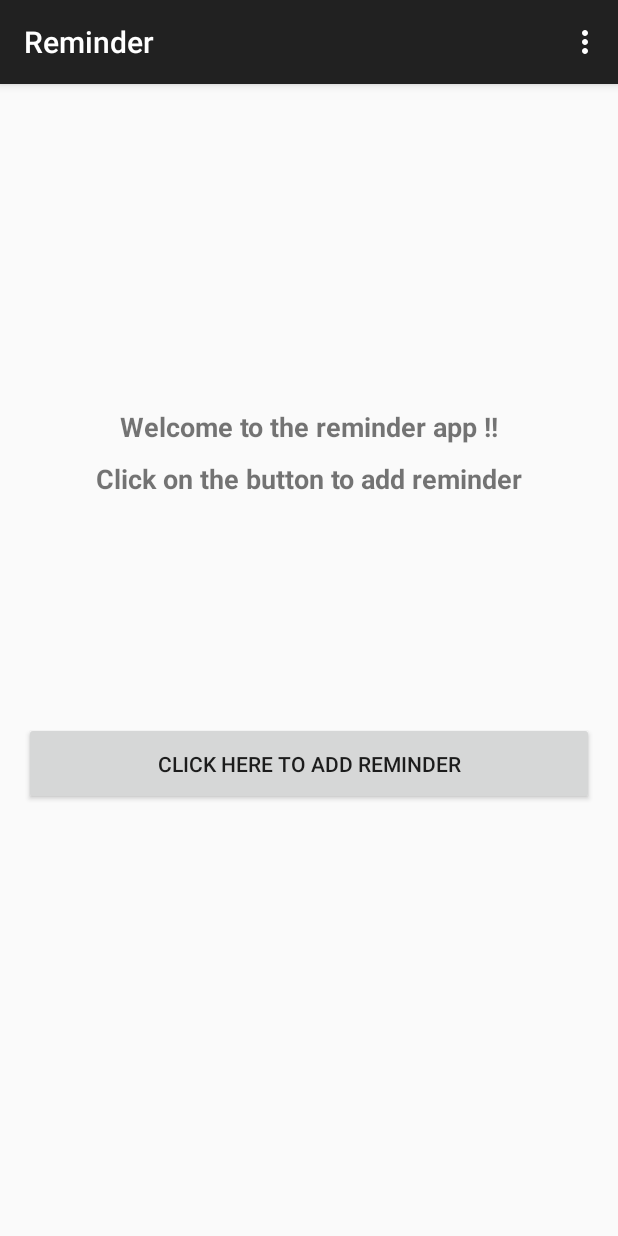
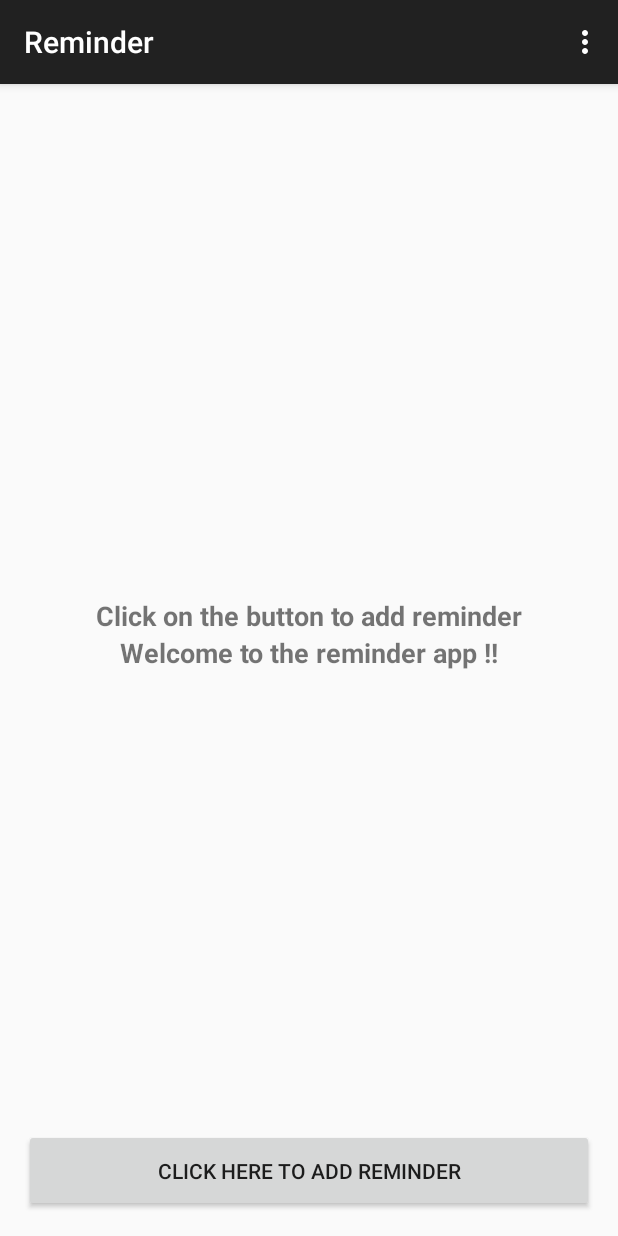
Before and after one commit to Abhilash-Mandlekar/LocationBasedReminder, an Android app: the screen it shows after launch (MainActivity), on a phone screen of 412 x 824 dp. Run offline under Robolectric (Android 15) with nearby library versions, the phone set to English and light mode, and no system bars.

Commit message:
optimised Layout
Optimised Layout to support multiple devices

```diff
--- a/app/src/main/java/com/example/abhilash/reminder/MainActivity.java
+++ b/app/src/main/java/com/example/abhilash/reminder/MainActivity.java
@@ -1,13 +1,10 @@
 package com.example.abhilash.reminder;
 
+import android.os.Bundle;
 import android.support.v7.app.ActionBarActivity;
-import android.os.Bundle;
-import android.support.v7.app.AppCompatActivity;
 import android.view.Menu;
 import android.view.MenuItem;
 import android.view.View;
-import android.widget.Button;
-import android.widget.TextView;
 
 
 public class MainActivity extends ActionBarActivity {
@@ -27,7 +24,7 @@ public class MainActivity extends ActionBarActivity {
 
     public void addReminder(View view)
     {
-        TextView str= (TextView) findViewById(R.id.hello_text_view);
+        //TextView str= (TextView) findViewById(R.id.welcome_layout);
         setContentView(R.layout.reminder_ui);
     }
 
--- a/app/src/main/res/layout/activity_main.xml
+++ b/app/src/main/res/layout/activity_main.xml
@@ -1,35 +1,46 @@
-<LinearLayout xmlns:android="http://schemas.android.com/apk/res/android"
-    xmlns:tools="http://schemas.android.com/tools" android:layout_width="match_parent"
-    android:layout_height="match_parent" android:paddingLeft="@dimen/activity_horizontal_margin"
+<RelativeLayout
+    xmlns:android="http://schemas.android.com/apk/res/android"
+    xmlns:tools="http://schemas.android.com/tools"
+    android:layout_width="match_parent"
+    android:layout_height="match_parent"
+    android:orientation="vertical"
+    android:paddingBottom="@dimen/activity_vertical_margin"
+    android:paddingLeft="@dimen/activity_horizontal_margin"
     android:paddingRight="@dimen/activity_horizontal_margin"
     android:paddingTop="@dimen/activity_vertical_margin"
-    android:paddingBottom="@dimen/activity_vertical_margin" tools:context=".MainActivity"
-    android:orientation="vertical">
+    tools:context=".MainActivity"
+    android:id="@+id/welcome_layout">
 
-    <TextView android:id="@+id/hello_text_view"
-        android:text="Welcome to the reminder app !!"
-        android:textStyle="bold"
-        android:textSize="18dp"
+    <TextView
+        android:id="@+id/hello_text_view"
         android:layout_width="wrap_content"
         android:layout_height="wrap_content"
+        android:layout_centerInParent="true"
         android:layout_gravity="center"
+        android:layout_weight="3"
+        android:paddingBottom="10dp"
+        android:text="Welcome to the reminder app !!"
         android:textAlignment="center"
-        android:paddingTop="200dp"
-        android:paddingBottom="10dp"></TextView>
+        android:textSize="18dp"
+        android:textStyle="bold"
+        />
 
     <TextView
-        android:text="Click on the button to add reminder"
-        android:textStyle="bold"
-        android:textSize="18dp"
         android:layout_width="wrap_content"
         android:layout_height="wrap_content"
-        android:layout_gravity="center"
+        android:layout_above="@id/hello_text_view"
+        android:layout_centerInParent="true"
+        android:layout_weight="3"
+        android:text="Click on the button to add reminder"
         android:textAlignment="center"
-        android:paddingBottom="150dp"></TextView>
+        android:textSize="18dp"
+        android:textStyle="bold" />
 
     <Button
-        android:text="click here to Add Reminder"
         android:layout_width="match_parent"
         android:layout_height="55dp"
-        android:onClick="addReminder"/>
-</LinearLayout>
+        android:layout_alignParentBottom="true"
+        android:layout_weight="1"
+        android:onClick="addReminder"
+        android:text="click here to Add Reminder" />
+</RelativeLayout>
```
Also changed, not shown: 2 other files.
